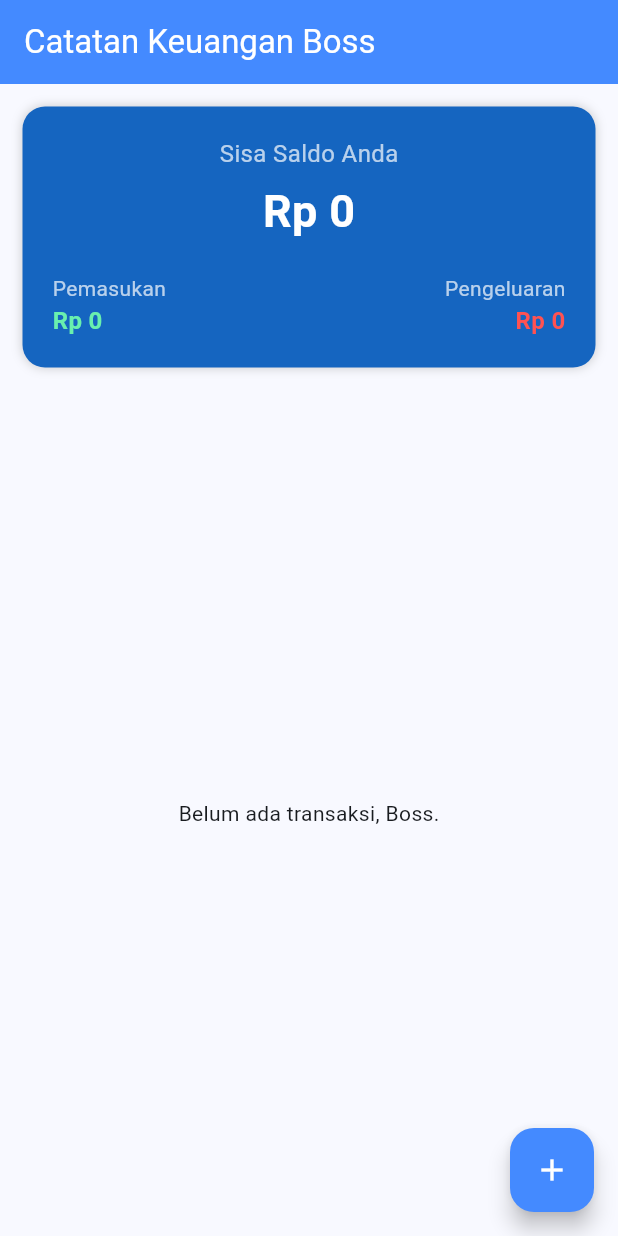
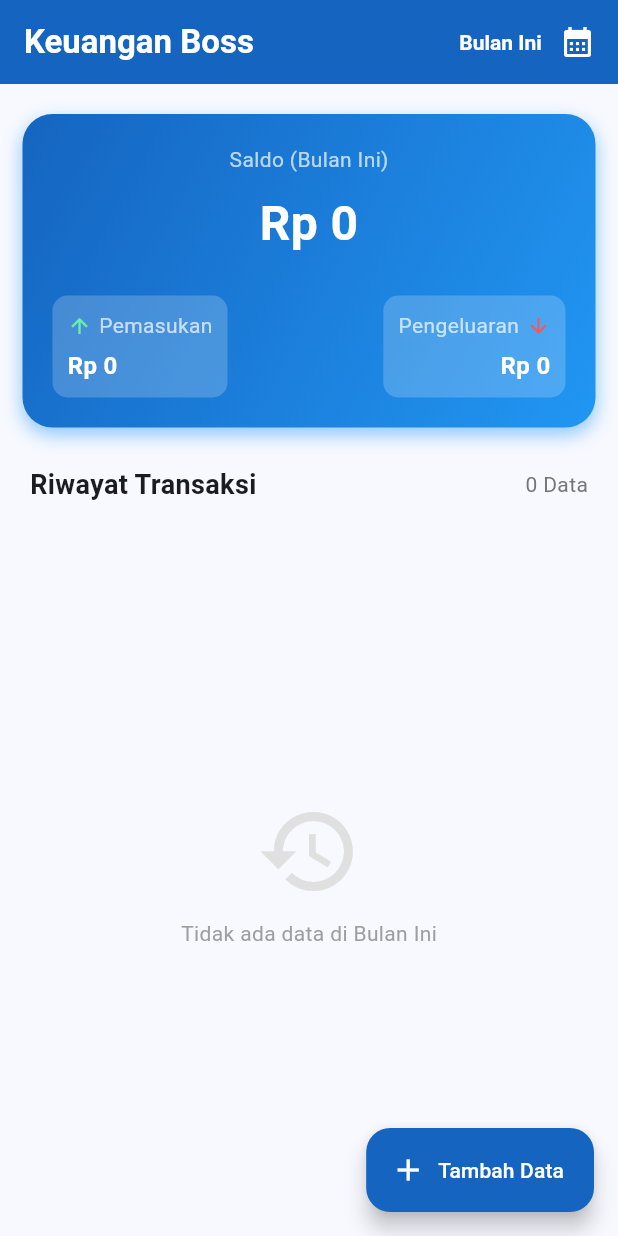
Before and after one commit to RaafiStudent/flutter-catatan-keuangan, a Flutter app: the screen it shows after launch, on a phone screen of 412 x 824 dp. Run offline on Flutter 3.47's test engine with Material 3 defaults, Android fonts, the phone set to English and light mode, and no system bars; our stand-ins replace sqflite; accounts and stored records are empty.

Commit message:
Menambahkan Fitur Filter Hari, Minggu, Bulan, Tahun

```diff
--- a/lib/providers/transaction_provider.dart
+++ b/lib/providers/transaction_provider.dart
@@ -3,18 +3,58 @@ import '../database/database_helper.dart';
 import '../models/transaction_model.dart';
 
 class TransactionProvider with ChangeNotifier {
-  List<TransactionModel> _transactions = [];
+  List<TransactionModel> _allTransactions = []; // Menyimpan SEMUA data
+  String _filterStatus = 'Bulan Ini'; // Default filter saat pertama buka
 
-  // Getter: Agar data bisa diambil dari UI
-  List<TransactionModel> get transactions => _transactions;
+  // Getter data yang sudah difilter untuk ditampilkan di UI
+  List<TransactionModel> get transactions {
+    DateTime now = DateTime.now();
 
-  // Fungsi: Ambil semua data dari Database saat aplikasi dibuka
-  Future<void> fetchTransactions() async {
-    _transactions = await DatabaseHelper.instance.readAllTransactions();
-    notifyListeners(); // Memberitahu UI bahwa data sudah berubah
+    if (_filterStatus == 'Hari Ini') {
+      return _allTransactions.where((item) {
+        DateTime date = DateTime.parse(item.date);
+        return date.day == now.day && date.month == now.month && date.year == now.year;
+      }).toList();
+    }
+    else if (_filterStatus == 'Minggu Ini') {
+      // Logika: 7 Hari Terakhir
+      DateTime weekAgo = now.subtract(const Duration(days: 7));
+      return _allTransactions.where((item) {
+        DateTime date = DateTime.parse(item.date);
+        return date.isAfter(weekAgo) && date.isBefore(now.add(const Duration(days: 1)));
+      }).toList();
+    }
+    else if (_filterStatus == 'Bulan Ini') {
+      return _allTransactions.where((item) {
+        DateTime date = DateTime.parse(item.date);
+        return date.month == now.month && date.year == now.year;
+      }).toList();
+    }
+    else if (_filterStatus == 'Tahun Ini') {
+      return _allTransactions.where((item) {
+        DateTime date = DateTime.parse(item.date);
+        return date.year == now.year;
+      }).toList();
+    }
+
+    return _allTransactions; // Kalau 'Semua'
   }
 
-  // Fungsi: Tambah Transaksi Baru
+  // Fungsi untuk mengubah jenis filter dari UI
+  void setFilter(String filter) {
+    _filterStatus = filter;
+    notifyListeners(); // Kabari UI untuk refresh tampilan
+  }
+
+  String get filterStatus => _filterStatus;
+
+  // --- DATABASE OPERATIONS ---
+
+  Future<void> fetchTransactions() async {
+    _allTransactions = await DatabaseHelper.instance.readAllTransactions();
+    notifyListeners();
+  }
+
   Future<void> addTransaction(String title, int amount, String date, String type) async {
     final newTransaction = TransactionModel(
       title: title,
@@ -22,29 +62,20 @@ class TransactionProvider with ChangeNotifier {
       date: date,
       type: type,
     );
-
     await DatabaseHelper.instance.create(newTransaction);
-    await fetchTransactions(); // Refresh data setelah nambah
-  }
-
-  // Fungsi: Hapus Transaksi
-  Future<void> deleteTransaction(int id) async {
-    await DatabaseHelper.instance.delete(id);
-    await fetchTransactions(); // Refresh data setelah hapus
-  }
-
-  // Fungsi: Update Transaksi
-  Future<void> updateTransaction(TransactionModel transaction) async {
-    await DatabaseHelper.instance.update(transaction);
     await fetchTransactions();
   }
 
-  // --- LOGIKA PERHITUNGAN TOTAL ---
+  Future<void> deleteTransaction(int id) async {
+    await DatabaseHelper.instance.delete(id);
+    await fetchTransactions();
+  }
 
-  // Hitung Total Pemasukan
+  // --- LOGIKA TOTAL (Dihitung dari data yang SUDAH DI-FILTER) ---
+
   int get totalPemasukan {
     var total = 0;
-    for (var item in _transactions) {
+    for (var item in transactions) { // Menggunakan 'transactions' (yang sudah difilter)
       if (item.type == 'pemasukan') {
         total += item.amount;
       }
@@ -52,10 +83,9 @@ class TransactionProvider with ChangeNotifier {
     return total;
   }
 
-  // Hitung Total Pengeluaran
   int get totalPengeluaran {
     var total = 0;
-    for (var item in _transactions) {
+    for (var item in transactions) { // Menggunakan 'transactions' (yang sudah difilter)
       if (item.type == 'pengeluaran') {
         total += item.amount;
       }
--- a/lib/screens/home_screen.dart
+++ b/lib/screens/home_screen.dart
@@ -15,7 +15,6 @@ class _HomeScreenState extends State<HomeScreen> {
   @override
   void initState() {
     super.initState();
-    // Load data saat aplikasi pertama kali dibuka
     Provider.of<TransactionProvider>(context, listen: false).fetchTransactions();
   }
 
@@ -26,48 +25,118 @@ class _HomeScreenState extends State<HomeScreen> {
 
     return Scaffold(
       appBar: AppBar(
-        title: const Text('Catatan Keuangan Boss'),
-        backgroundColor: Colors.blueAccent,
+        title: const Text('Keuangan Boss', style: TextStyle(fontWeight: FontWeight.bold)),
+        backgroundColor: Colors.blue[800], // Warna lebih gelap biar elegan
         foregroundColor: Colors.white,
+        actions: [
+          // --- DROPDOWN FILTER WAKTU ---
+          Consumer<TransactionProvider>(
+            builder: (context, provider, child) {
+              return Padding(
+                padding: const EdgeInsets.only(right: 15.0),
+                child: DropdownButtonHideUnderline(
+                  child: DropdownButton<String>(
+                    dropdownColor: Colors.blue[700],
+                    value: provider.filterStatus,
+                    icon: const Icon(Icons.calendar_month, color: Colors.white),
+                    style: const TextStyle(color: Colors.white, fontWeight: FontWeight.bold),
+                    items: ['Hari Ini', 'Minggu Ini', 'Bulan Ini', 'Tahun Ini', 'Semua']
+                        .map((String value) {
+                      return DropdownMenuItem<String>(
+                        value: value,
+                        child: Text(value),
+                      );
+                    }).toList(),
+                    onChanged: (newValue) {
+                      if (newValue != null) {
+                        provider.setFilter(newValue);
+                      }
+                    },
+                  ),
+                ),
+              );
+            },
+          ),
+        ],
       ),
       body: Consumer<TransactionProvider>(
         builder: (context, provider, child) {
           return Column(
             children: [
-              // --- KARTU TOTAL SALDO ---
+              // --- KARTU TOTAL SALDO (SESUAI FILTER) ---
               Container(
                 padding: const EdgeInsets.all(20),
-                margin: const EdgeInsets.all(15),
+                margin: const EdgeInsets.fromLTRB(15, 20, 15, 20),
                 decoration: BoxDecoration(
-                  color: Colors.blue[800],
-                  borderRadius: BorderRadius.circular(15),
-                  boxShadow: [BoxShadow(blurRadius: 5, color: Colors.grey.withOpacity(0.5))],
+                  gradient: LinearGradient(
+                    colors: [Colors.blue[800]!, Colors.blue[500]!],
+                    begin: Alignment.topLeft,
+                    end: Alignment.bottomRight,
+                  ),
+                  borderRadius: BorderRadius.circular(20),
+                  boxShadow: [
+                    BoxShadow(blurRadius: 10, color: Colors.blue.withOpacity(0.5), offset: const Offset(0, 5))
+                  ],
                 ),
                 child: Column(
                   children: [
-                    const Text('Sisa Saldo Anda', style: TextStyle(color: Colors.white70, fontSize: 16)),
-                    const SizedBox(height: 5),
+                    Text('Saldo (${provider.filterStatus})',
+                      style: const TextStyle(color: Colors.white70, fontSize: 14)
+                    ),
+                    const SizedBox(height: 10),
                     Text(
                       currencyFormat.format(provider.totalPemasukan - provider.totalPengeluaran),
-                      style: const TextStyle(color: Colors.white, fontSize: 30, fontWeight: FontWeight.bold),
+                      style: const TextStyle(color: Colors.white, fontSize: 32, fontWeight: FontWeight.bold),
                     ),
-                    const SizedBox(height: 20),
+                    const SizedBox(height: 25),
                     Row(
                       mainAxisAlignment: MainAxisAlignment.spaceBetween,
                       children: [
-                        Column(
+                        // Kotak Pemasukan
+                        Container(
+                          padding: const EdgeInsets.all(10),
+                          decoration: BoxDecoration(
+                            color: Colors.white.withOpacity(0.2),
+                            borderRadius: BorderRadius.circular(10),
+                          ),
+                          child: Column(
                             crossAxisAlignment: CrossAxisAlignment.start,
                             children: [
-                            const Text('Pemasukan', style: TextStyle(color: Colors.white70)),
-                            Text(currencyFormat.format(provider.totalPemasukan), style: const TextStyle(color: Colors.greenAccent, fontSize: 16, fontWeight: FontWeight.bold)),
+                              const Row(
+                                children: [
+                                  Icon(Icons.arrow_upward, color: Colors.greenAccent, size: 16),
+                                  SizedBox(width: 5),
+                                  Text('Pemasukan', style: TextStyle(color: Colors.white70)),
                                 ],
                               ),
-                        Column(
+                              const SizedBox(height: 5),
+                              Text(currencyFormat.format(provider.totalPemasukan),
+                                style: const TextStyle(color: Colors.white, fontSize: 16, fontWeight: FontWeight.bold)),
+                            ],
+                          ),
+                        ),
+                        // Kotak Pengeluaran
+                        Container(
+                          padding: const EdgeInsets.all(10),
+                          decoration: BoxDecoration(
+                            color: Colors.white.withOpacity(0.2),
+                            borderRadius: BorderRadius.circular(10),
+                          ),
+                          child: Column(
                             crossAxisAlignment: CrossAxisAlignment.end,
                             children: [
-                            const Text('Pengeluaran', style: TextStyle(color: Colors.white70)),
-                            Text(currencyFormat.format(provider.totalPengeluaran), style: const TextStyle(color: Colors.redAccent, fontSize: 16, fontWeight: FontWeight.bold)),
+                              const Row(
+                                children: [
+                                  Text('Pengeluaran', style: TextStyle(color: Colors.white70)),
+                                  SizedBox(width: 5),
+                                  Icon(Icons.arrow_downward, color: Colors.redAccent, size: 16),
                                 ],
+                              ),
+                              const SizedBox(height: 5),
+                              Text(currencyFormat.format(provider.totalPengeluaran),
+                                style: const TextStyle(color: Colors.white, fontSize: 16, fontWeight: FontWeight.bold)),
+                            ],
+                          ),
                         ),
                       ],
                     )
@@ -75,10 +144,31 @@ class _HomeScreenState extends State<HomeScreen> {
                 ),
               ),
 
+              // --- LABEL RIWAYAT ---
+              Padding(
+                padding: const EdgeInsets.symmetric(horizontal: 20, vertical: 5),
+                child: Row(
+                  mainAxisAlignment: MainAxisAlignment.spaceBetween,
+                  children: [
+                    const Text("Riwayat Transaksi", style: TextStyle(fontSize: 18, fontWeight: FontWeight.bold)),
+                    Text("${provider.transactions.length} Data", style: TextStyle(color: Colors.grey[600])),
+                  ],
+                ),
+              ),
+
               // --- DAFTAR RIWAYAT TRANSAKSI ---
               Expanded(
                 child: provider.transactions.isEmpty
-                    ? const Center(child: Text('Belum ada transaksi, Boss.'))
+                    ? Center(
+                        child: Column(
+                          mainAxisAlignment: MainAxisAlignment.center,
+                          children: [
+                            Icon(Icons.history, size: 70, color: Colors.grey[300]),
+                            const SizedBox(height: 10),
+                            Text('Tidak ada data di ${provider.filterStatus}', style: TextStyle(color: Colors.grey[500])),
+                          ],
+                        ),
+                      )
                     : ListView.builder(
                         itemCount: provider.transactions.length,
                         itemBuilder: (context, index) {
@@ -86,17 +176,19 @@ class _HomeScreenState extends State<HomeScreen> {
                           final isExpense = item.type == 'pengeluaran';
 
                           return Card(
-                            margin: const EdgeInsets.symmetric(horizontal: 15, vertical: 5),
+                            elevation: 2,
+                            margin: const EdgeInsets.symmetric(horizontal: 15, vertical: 6),
+                            shape: RoundedRectangleBorder(borderRadius: BorderRadius.circular(12)),
                             child: ListTile(
                               leading: CircleAvatar(
-                                backgroundColor: isExpense ? Colors.red[100] : Colors.green[100],
+                                backgroundColor: isExpense ? Colors.red[50] : Colors.green[50],
                                 child: Icon(
-                                  isExpense ? Icons.arrow_upward : Icons.arrow_downward,
+                                  isExpense ? Icons.arrow_downward : Icons.arrow_upward,
                                   color: isExpense ? Colors.red : Colors.green,
                                 ),
                               ),
                               title: Text(item.title, style: const TextStyle(fontWeight: FontWeight.bold)),
-                              subtitle: Text(DateFormat('dd MMM yyyy').format(DateTime.parse(item.date))),
+                              subtitle: Text(DateFormat('dd MMM yyyy', 'id_ID').format(DateTime.parse(item.date))),
                               trailing: Text(
                                 currencyFormat.format(item.amount),
                                 style: TextStyle(
@@ -105,9 +197,21 @@ class _HomeScreenState extends State<HomeScreen> {
                                   fontSize: 15
                                 ),
                               ),
-                              // Geser ke kiri untuk hapus
                               onLongPress: () {
+                                showDialog(
+                                  context: context,
+                                  builder: (ctx) => AlertDialog(
+                                    title: const Text('Hapus Data?'),
+                                    content: const Text('Yakin ingin menghapus transaksi ini?'),
+                                    actions: [
+                                      TextButton(onPressed: () => Navigator.pop(ctx), child: const Text('Batal')),
+                                      TextButton(onPressed: () {
                                         provider.deleteTransaction(item.id!);
+                                        Navigator.pop(ctx);
+                                      }, child: const Text('Hapus', style: TextStyle(color: Colors.red))),
+                                    ],
+                                  )
+                                );
                               },
                             ),
                           );
@@ -118,11 +222,11 @@ class _HomeScreenState extends State<HomeScreen> {
           );
         },
       ),
-      // Tombol Tambah (Floating Action Button)
-      floatingActionButton: FloatingActionButton(
-        backgroundColor: Colors.blueAccent,
+      floatingActionButton: FloatingActionButton.extended(
+        backgroundColor: Colors.blue[800],
         foregroundColor: Colors.white,
-        child: const Icon(Icons.add),
+        icon: const Icon(Icons.add),
+        label: const Text("Tambah Data"),
         onPressed: () {
           Navigator.of(context).push(
             MaterialPageRoute(builder: (context) => const AddTransactionScreen()),
```
Lines whose indentation alone changed are shown as unchanged.
